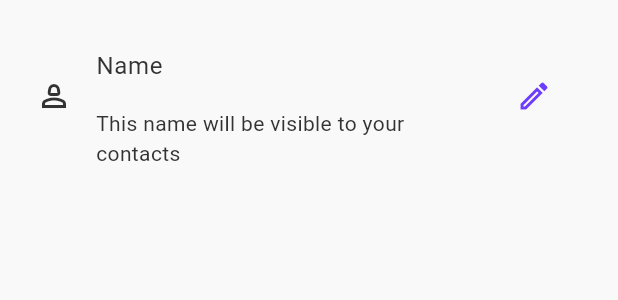
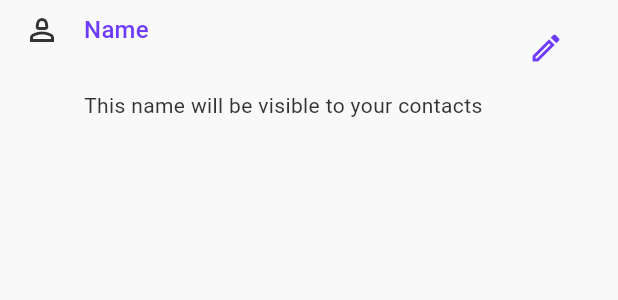
Before and after one commit to tux-1/ardent-chat, a Flutter app: the NameWidget widget shown alone on an empty page, opened directly with empty values, on a phone screen of 412 x 824 dp. Shown: the top 300 px of the screen. Run offline on Flutter 3.47's test engine with Material 3 defaults, Android fonts, the phone set to English and light mode, and no system bars; our stand-ins replace bloc, cloud_firestore, firebase_auth, firebase_core, firebase_storage, flutter_animate and 6 more; accounts and stored records are empty.

Commit message:
UI updates and bugfixes

```diff
--- a/lib/main.dart
+++ b/lib/main.dart
@@ -59,7 +59,7 @@ class MyApp extends ConsumerWidget {
         theme: kLightTheme,
         darkTheme: kDarkTheme,
         debugShowCheckedModeBanner: false,
-        initialRoute: Routes.homeScreen,
+        initialRoute: Routes.splashScreen,
         routes: {
           Routes.splashScreen: (context) => const AnimatedSplashScreen(),
           Routes.addFriendScreen: (context) => Container(),
--- a/lib/screens/profile_screen/widgets/name_widget.dart
+++ b/lib/screens/profile_screen/widgets/name_widget.dart
@@ -12,18 +12,16 @@ class NameWidget extends StatelessWidget {
 
   @override
   Widget build(BuildContext context) {
-    return Padding(
-      padding: const EdgeInsets.all(8.0),
-      child: ListTile(
+    final textTheme = Theme.of(context).textTheme;
+    return ListTile(
       leading: const Icon(Icons.person_2_outlined),
-        title: TextField(
-          controller: TextEditingController(text: currentName),
-          decoration: const InputDecoration(
-            labelText: 'Name',
-            border: InputBorder.none,
+      title: Text(
+        'Name',
+        style: textTheme.titleMedium?.copyWith(
+          color: Theme.of(context).primaryColor,
         ),
-          readOnly: true,
       ),
+      isThreeLine: true,
       trailing: IconButton(
         icon: Icon(
           Icons.edit_outlined,
@@ -33,26 +31,32 @@ class NameWidget extends StatelessWidget {
           _showEditDialog(context);
         },
       ),
-        subtitle: const Text("This name will be visible to your contacts"),
+      subtitle: Column(
+        crossAxisAlignment: CrossAxisAlignment.start,
+        children: [
+          Text(
+            currentName,
+            style: Theme.of(context).textTheme.titleLarge,
+          ),
+          const Text("This name will be visible to your contacts"),
+        ],
       ),
     );
   }
 
   Future<void> _showEditDialog(BuildContext context) async {
-    final TextEditingController nameController = TextEditingController(text: currentName);
+    final TextEditingController nameController =
+        TextEditingController(text: currentName);
 
     await showDialog(
       context: context,
       builder: (BuildContext context) {
-        return Container(
+        return SizedBox(
           width: double.infinity,
           child: AlertDialog(
-
             shape: const RoundedRectangleBorder(
               borderRadius: BorderRadius.zero,
-
             ),
-
             title: const Text('Edit Name'),
             content: TextField(
               controller: nameController,
@@ -63,7 +67,6 @@ class NameWidget extends StatelessWidget {
                 onPressed: () {
                   Navigator.of(context).pop();
                 },
-
                 child: const Text('Cancel'),
               ),
               TextButton(
--- a/lib/screens/settings/settings.dart
+++ b/lib/screens/settings/settings.dart
@@ -90,7 +90,7 @@ class SettingsPage extends StatelessWidget {
               trailing: ThemeSwitch(),
             ),
             const Divider(
-              height: 100,
+              height: 30,
               thickness: .5,
             ),
             ListTileWidget(
```
Also changed, not shown: lib/screens/profile_screen/profile_cubit/profile_cubit.dart (+9 -9 lines), lib/screens/profile_screen/profile_screen.dart (+9 -5 lines), lib/screens/profile_screen/widgets/email_widget.dart (+14 -16 lines). Lines whose indentation alone changed are shown as unchanged.
